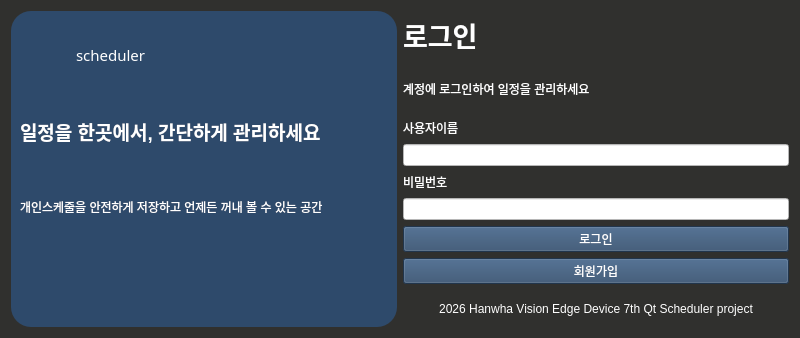
Before: the Qt Designer form Schedular_Project/login_page.ui in sinzzangu/VEDA_SCHEDULAR_PROJECT, drawn with Qt 5.
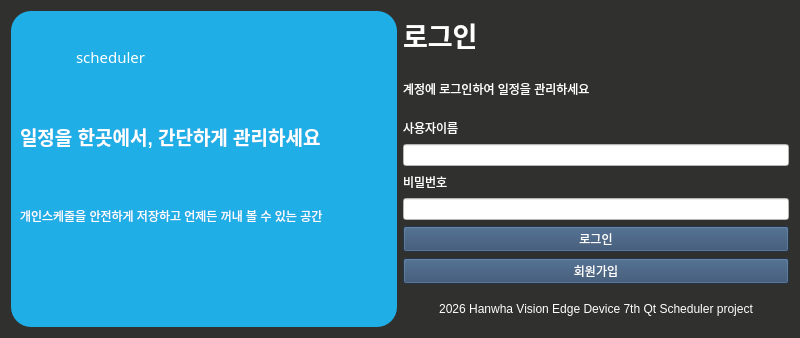
After: the same form once the commit is applied. Icons and pictures are not drawn.

The edit to the form file:
```diff
--- a/Schedular_Project/login_page.ui
+++ b/Schedular_Project/login_page.ui
@@ -23,8 +23,10 @@
      <item>
       <widget class="QFrame" name="frame_left">
        <property name="styleSheet">
-        <string notr="true">background-color: rgb(46, 74, 107);
-border-radius: 20px;</string>
+        <string notr="true">background: #20aee6;
+background: linear-gradient(90deg,rgba(32, 174, 230, 1) 46%, rgba(87, 199, 133, 1) 74%, rgba(50, 80, 125, 1) 100%);
+border-radius: 20px;
+</string>
        </property>
        <property name="frameShape">
         <enum>QFrame::Shape::StyledPanel</enum>
@@ -98,11 +100,37 @@
            </widget>
           </item>
           <item>
-           <widget class="QLabel" name="label_space">
-            <property name="text">
-             <string/>
-            </property>
-           </widget>
+           <layout class="QHBoxLayout" name="horizontalLayout">
+            <item>
+             <widget class="QLabel" name="label_2">
+              <property name="text">
+               <string/>
+              </property>
+             </widget>
+            </item>
+            <item>
+             <widget class="QLabel" name="label_3">
+              <property name="maximumSize">
+               <size>
+                <width>300</width>
+                <height>60</height>
+               </size>
+              </property>
+              <property name="text">
+               <string/>
+              </property>
+              <property name="pixmap">
+               <pixmap resource="resources.qrc">:/resources/login_banner.png</pixmap>
+              </property>
+              <property name="scaledContents">
+               <bool>true</bool>
+              </property>
+              <property name="wordWrap">
+               <bool>false</bool>
+              </property>
+             </widget>
+            </item>
+           </layout>
           </item>
          </layout>
         </item>
```
Left out of the diff: 4 changed lines with no effect on the pictures.
